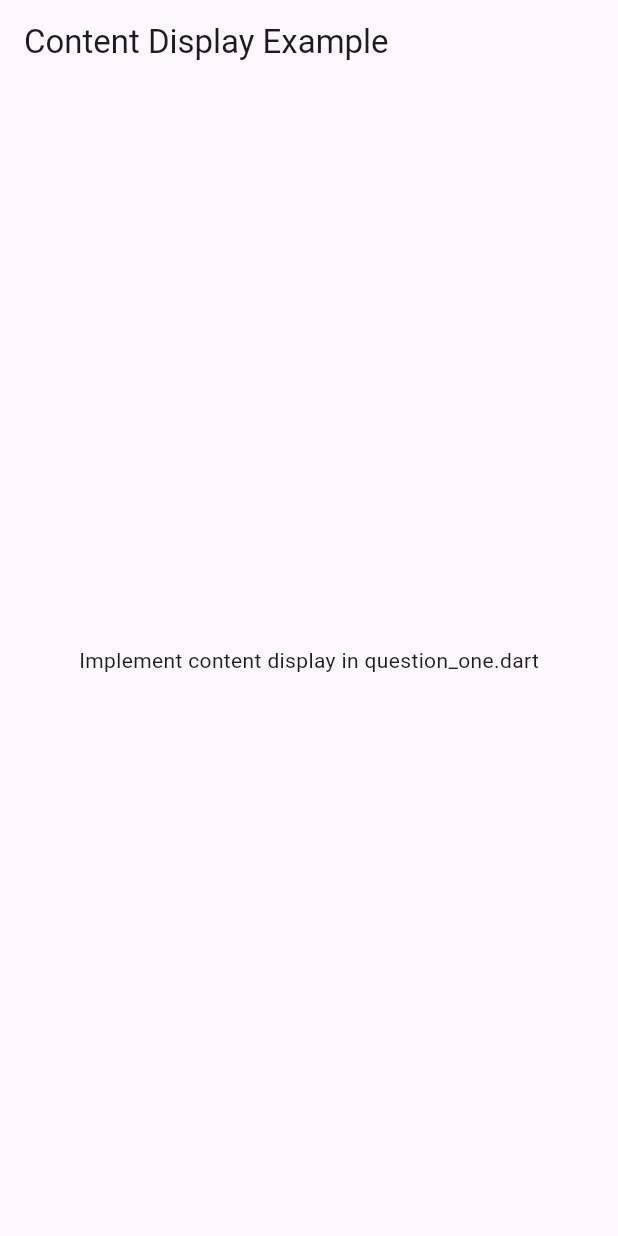
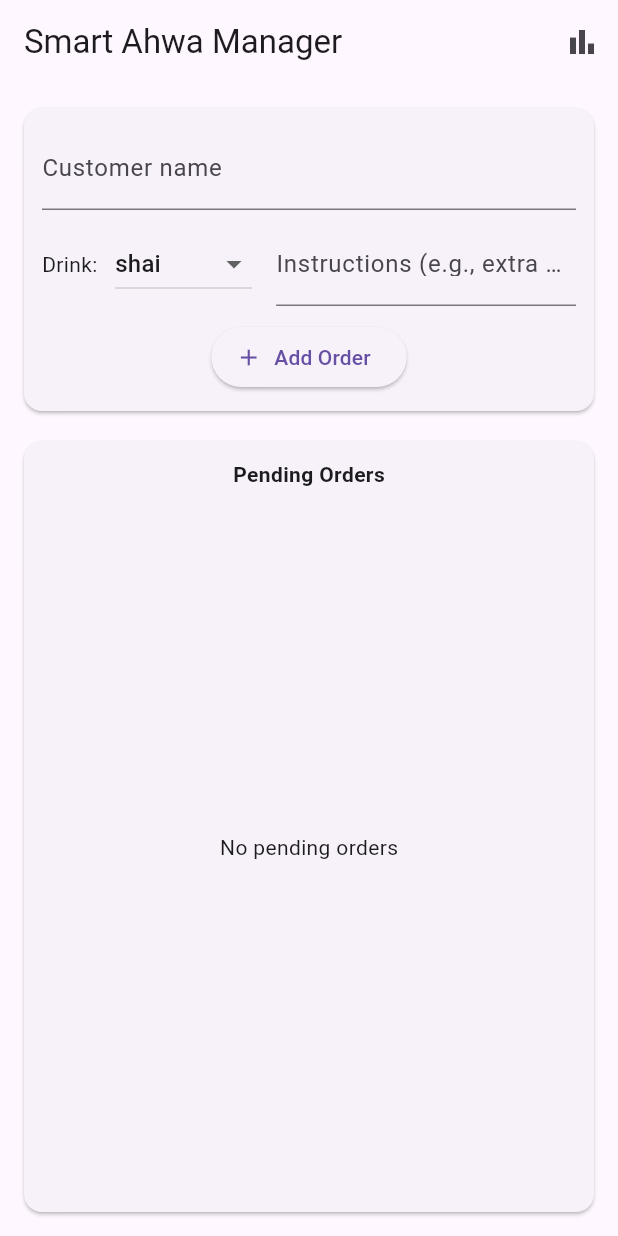
Before and after one commit to 24shrouk/task_one, a Flutter app: the screen it shows after launch, on a phone screen of 412 x 824 dp. Run offline on Flutter 3.47's test engine with Material 3 defaults, Android fonts, the phone set to English and light mode, and no system bars.

Commit message:
updated done

```diff
--- /dev/null
+++ b/lib/ahwa/features/orders/data/repository/in_memory_order_repository.dart
@@ -0,0 +1,22 @@
+import 'package:task_one/ahwa/features/orders/domain/repository/order_repository.dart';
+
+import '../../domain/entities/order.dart';
+
+class InMemoryOrderRepository implements OrderRepository {
+  final List<Order> _store = [];
+
+  @override
+  Future<Order> add(Order order) async {
+    _store.add(order);
+    return order;
+  }
+
+  @override
+  Future<void> update(Order order) async {
+    final idx = _store.indexWhere((o) => o.id == order.id);
+    if (idx >= 0) _store[idx] = order;
+  }
+
+  @override
+  Future<List<Order>> fetchAll() async => List.unmodifiable(_store);
+}
--- /dev/null
+++ b/lib/ahwa/features/orders/domain/entities/order.dart
@@ -0,0 +1,37 @@
+enum OrderStatus { pending, completed }
+
+class Order {
+  final int id;
+  String _customerName;
+  final String drinkType;
+  String _instructions;
+  OrderStatus _status;
+  final DateTime createdAt;
+
+  Order({
+    required this.id,
+    required String customerName,
+    required this.drinkType,
+    String instructions = '',
+  }) : _customerName = customerName,
+       _instructions = instructions,
+       _status = OrderStatus.pending,
+       createdAt = DateTime.now();
+
+  int get orderId => id;
+  String get customerName => _customerName;
+  set customerName(String v) {
+    if (v.trim().isEmpty) throw ArgumentError('Name cannot be empty');
+    _customerName = v;
+  }
+
+  String get instructions => _instructions;
+  set instructions(String v) => _instructions = v;
+
+  OrderStatus get status => _status;
+  void markCompleted() => _status = OrderStatus.completed;
+
+  @override
+  String toString() =>
+      'Order(id:$id, name:${_customerName}, drink:$drinkType, status:$_status)';
+}
--- /dev/null
+++ b/lib/ahwa/features/orders/domain/repository/order_repository.dart
@@ -0,0 +1,7 @@
+import '../entities/order.dart';
+
+abstract class OrderRepository {
+  Future<Order> add(Order order);
+  Future<void> update(Order order);
+  Future<List<Order>> fetchAll();
+}
--- /dev/null
+++ b/lib/ahwa/features/orders/domain/use_case/order_manager.dart
@@ -0,0 +1,50 @@
+import 'package:task_one/ahwa/features/orders/domain/repository/order_repository.dart';
+import 'package:task_one/ahwa/features/orders/reports/report_generator.dart';
+
+import '../entities/order.dart';
+
+class OrderManager {
+  final OrderRepository _repo;
+  int _nextId = 1;
+
+  OrderManager(this._repo);
+
+  Future<Order> addOrder({
+    required String customerName,
+    required String drinkType,
+    String instructions = '',
+  }) async {
+    final order = Order(
+      id: _nextId++,
+      customerName: customerName,
+      drinkType: drinkType,
+      instructions: instructions,
+    );
+    await _repo.add(order);
+    return order;
+  }
+
+  Future<void> markCompleted(int id) async {
+    final all = await _repo.fetchAll();
+    final order = all.firstWhere(
+      (o) => o.id == id,
+      orElse: () {
+        throw StateError('Order not found');
+      },
+    );
+    order.markCompleted();
+    await _repo.update(order);
+  }
+
+  Future<List<Order>> pendingOrders() async {
+    final all = await _repo.fetchAll();
+    return all.where((o) => o.status == OrderStatus.pending).toList();
+  }
+
+  Future<Map<String, dynamic>> generateReport(ReportGenerator generator) async {
+    final all = await _repo.fetchAll();
+    return generator.generate(all);
+  }
+
+  Future<List<Order>> allOrders() async => _repo.fetchAll();
+}
--- /dev/null
+++ b/lib/ahwa/features/orders/presentation/screens/home_screen.dart
@@ -0,0 +1,208 @@
+import 'package:flutter/material.dart';
+import 'package:task_one/ahwa/features/orders/domain/use_case/order_manager.dart';
+import 'package:task_one/ahwa/features/orders/reports/top_selling_report.dart';
+import '../../domain/entities/order.dart';
+
+class HomeScreen extends StatefulWidget {
+  final OrderManager manager;
+  const HomeScreen({required this.manager, super.key});
+
+  @override
+  State<HomeScreen> createState() => _HomeScreenState();
+}
+
+class _HomeScreenState extends State<HomeScreen> {
+  final _nameCtl = TextEditingController();
+  final _instrCtl = TextEditingController();
+  String _selectedDrink = 'shai';
+  List<Order> _pending = [];
+
+  final List<String> drinks = ['shai', 'turkish', 'hibiscus', 'karkadeh'];
+
+  @override
+  void initState() {
+    super.initState();
+    _reloadPending();
+  }
+
+  Future<void> _reloadPending() async {
+    final pend = await widget.manager.pendingOrders();
+    setState(() => _pending = pend);
+  }
+
+  Future<void> _addOrder() async {
+    final name = _nameCtl.text.trim();
+    if (name.isEmpty) {
+      ScaffoldMessenger.of(
+        context,
+      ).showSnackBar(const SnackBar(content: Text('Enter customer name')));
+      return;
+    }
+    await widget.manager.addOrder(
+      customerName: name,
+      drinkType: _selectedDrink,
+      instructions: _instrCtl.text.trim(),
+    );
+    _nameCtl.clear();
+    _instrCtl.clear();
+    await _reloadPending();
+  }
+
+  Future<void> _completeOrder(int id) async {
+    await widget.manager.markCompleted(id);
+    await _reloadPending();
+  }
+
+  Future<void> _showReport() async {
+    final report = await widget.manager.generateReport(TopSellingReport());
+    showDialog(
+      context: context,
+      builder: (_) => AlertDialog(
+        title: const Text('Daily Report'),
+        content: Column(
+          mainAxisSize: MainAxisSize.min,
+          children: [
+            Text('Total served (completed): ${report['totalCompleted']}'),
+            const SizedBox(height: 8),
+            const Text('Top Selling:'),
+            ...(report['topSelling'] as List)
+                .map((e) => Text('${e['drink']}: ${e['count']}'))
+                .toList(),
+          ],
+        ),
+        actions: [
+          TextButton(
+            onPressed: () => Navigator.pop(context),
+            child: const Text('Close'),
+          ),
+        ],
+      ),
+    );
+  }
+
+  @override
+  void dispose() {
+    _nameCtl.dispose();
+    _instrCtl.dispose();
+    super.dispose();
+  }
+
+  @override
+  Widget build(BuildContext context) {
+    return Scaffold(
+      appBar: AppBar(
+        title: const Text('Smart Ahwa Manager'),
+        actions: [
+          IconButton(
+            onPressed: _showReport,
+            icon: const Icon(Icons.bar_chart),
+            tooltip: 'Generate Report',
+          ),
+        ],
+      ),
+      body: Padding(
+        padding: const EdgeInsets.all(12),
+        child: Column(
+          children: [
+            // Add order form
+            Card(
+              child: Padding(
+                padding: const EdgeInsets.all(12),
+                child: Column(
+                  children: [
+                    TextField(
+                      controller: _nameCtl,
+                      decoration: const InputDecoration(
+                        labelText: 'Customer name',
+                      ),
+                    ),
+                    const SizedBox(height: 8),
+                    Row(
+                      children: [
+                        const Text('Drink: '),
+                        const SizedBox(width: 8),
+                        DropdownButton<String>(
+                          value: _selectedDrink,
+                          items: drinks
+                              .map(
+                                (d) =>
+                                    DropdownMenuItem(value: d, child: Text(d)),
+                              )
+                              .toList(),
+                          onChanged: (v) {
+                            if (v != null) setState(() => _selectedDrink = v);
+                          },
+                        ),
+                        const SizedBox(width: 16),
+                        Expanded(
+                          child: TextField(
+                            controller: _instrCtl,
+                            decoration: const InputDecoration(
+                              labelText: 'Instructions (e.g., extra mint)',
+                            ),
+                          ),
+                        ),
+                      ],
+                    ),
+                    const SizedBox(height: 10),
+                    ElevatedButton.icon(
+                      onPressed: _addOrder,
+                      icon: const Icon(Icons.add),
+                      label: const Text('Add Order'),
+                    ),
+                  ],
+                ),
+              ),
+            ),
+            const SizedBox(height: 12),
+            // Pending orders
+            Expanded(
+              child: Card(
+                child: Padding(
+                  padding: const EdgeInsets.all(12),
+                  child: Column(
+                    children: [
+                      const Text(
+                        'Pending Orders',
+                        style: TextStyle(fontWeight: FontWeight.bold),
+                      ),
+                      const SizedBox(height: 8),
+                      Expanded(
+                        child: _pending.isEmpty
+                            ? const Center(child: Text('No pending orders'))
+                            : ListView.builder(
+                                itemCount: _pending.length,
+                                itemBuilder: (ctx, i) {
+                                  final o = _pending[i];
+                                  return ListTile(
+                                    title: Text(
+                                      '${o.customerName} — ${o.drinkType}',
+                                    ),
+                                    subtitle: Text(
+                                      o.instructions.isEmpty
+                                          ? '—'
+                                          : o.instructions,
+                                    ),
+                                    trailing: IconButton(
+                                      icon: const Icon(
+                                        Icons.check,
+                                        color: Colors.green,
+                                      ),
+                                      onPressed: () =>
+                                          _completeOrder(o.orderId),
+                                    ),
+                                  );
+                                },
+                              ),
+                      ),
+                    ],
+                  ),
+                ),
+              ),
+            ),
+          ],
+        ),
+      ),
+    );
+  }
+}
--- /dev/null
+++ b/lib/ahwa/features/orders/reports/report_generator.dart
@@ -0,0 +1,5 @@
+import 'package:task_one/ahwa/features/orders/domain/entities/order.dart';
+
+abstract class ReportGenerator {
+  Map<String, dynamic> generate(List<Order> orders);
+}
--- /dev/null
+++ b/lib/ahwa/features/orders/reports/top_selling_report.dart
@@ -0,0 +1,21 @@
+import 'package:task_one/ahwa/features/orders/domain/entities/order.dart';
+
+import 'report_generator.dart';
+
+class TopSellingReport implements ReportGenerator {
+  @override
+  Map<String, dynamic> generate(List<Order> orders) {
+    final Map<String, int> counts = {};
+    for (var o in orders.where((e) => e.status == OrderStatus.completed)) {
+      counts[o.drinkType] = (counts[o.drinkType] ?? 0) + 1;
+    }
+    final sorted = counts.entries.toList()
+      ..sort((a, b) => b.value.compareTo(a.value));
+    return {
+      'totalCompleted': counts.values.fold<int>(0, (p, e) => p + e),
+      'topSelling': sorted
+          .map((e) => {'drink': e.key, 'count': e.value})
+          .toList(),
+    };
+  }
+}
--- a/lib/main.dart
+++ b/lib/main.dart
@@ -1,21 +1,25 @@
 import 'package:flutter/material.dart';
 
+import 'package:task_one/ahwa/features/orders/data/repository/in_memory_order_repository.dart';
+import 'package:task_one/ahwa/features/orders/domain/use_case/order_manager.dart';
+import 'package:task_one/ahwa/features/orders/presentation/screens/home_screen.dart';
+
 void main() {
-  runApp(const TaskOne());
+  runApp(const AhwaApp());
 }
 
-class TaskOne extends StatelessWidget {
-  const TaskOne({super.key});
+class AhwaApp extends StatelessWidget {
+  const AhwaApp({super.key});
 
   @override
   Widget build(BuildContext context) {
+    final repo = InMemoryOrderRepository();
+    final manager = OrderManager(repo);
+
     return MaterialApp(
-      home: Scaffold(
-        appBar: AppBar(title: const Text('Content Display Example')),
-        body: const Center(
-          child: Text('Implement content display in question_one.dart'),
-        ),
-      ),
+      title: 'Smart Ahwa Manager',
+      theme: ThemeData(primarySwatch: Colors.brown),
+      home: HomeScreen(manager: manager),
     );
   }
 }
```
